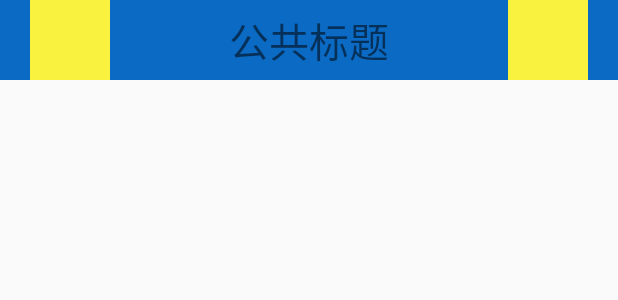
After one commit to michaelchucoder/MamShare, an Android app: the layout common_title_layout.xml on its own in the app's theme, with its tools: preview values and no code run, on a phone screen of 412 x 824 dp. The commit adds this screen. Shown: the top 300 px of the screen. Run offline under Robolectric (Android 15) with nearby library versions, the phone set to English and light mode, and no system bars.

Commit message:
[Feature] Html5Activity and common title layout

```diff
--- a/app/src/main/java/com/babyspace/mamshare/app/activity/Html5Activity.java
+++ b/app/src/main/java/com/babyspace/mamshare/app/activity/Html5Activity.java
@@ -12,5 +12,4 @@
         super.onCreate(savedInstanceState);
         setContentView(R.layout.activity_html5);
     }
-
 }
--- /dev/null
+++ b/app/src/main/res/layout/common_title_layout.xml
@@ -0,0 +1,32 @@
+<RelativeLayout xmlns:android="http://schemas.android.com/apk/res/android"
+    android:id="@+id/layout_setting_title"
+    android:layout_width="match_parent"
+    android:layout_height="80px"
+    android:background="@color/plane_base_blue_text">
+
+    <ImageButton
+        android:id="@+id/common_title_left"
+        android:layout_width="80px"
+        android:layout_height="80px"
+        android:layout_marginLeft="30px"
+        android:background="#f9f33f" />
+
+
+    <TextView
+        android:id="@+id/common_title_text"
+        android:layout_width="wrap_content"
+        android:layout_height="wrap_content"
+        android:layout_centerInParent="true"
+        android:gravity="center"
+        android:text="公共标题"
+        android:textSize="40px" />
+
+    <ImageButton
+        android:id="@+id/common_title_right"
+        android:layout_width="80px"
+        android:layout_height="80px"
+        android:layout_alignParentRight="true"
+        android:layout_marginRight="30px"
+        android:background="#f9f33f" />
+
+</RelativeLayout>
```
Also changed, not shown: app/src/main/res/layout/activity_setting.xml (+7 -29 lines).
